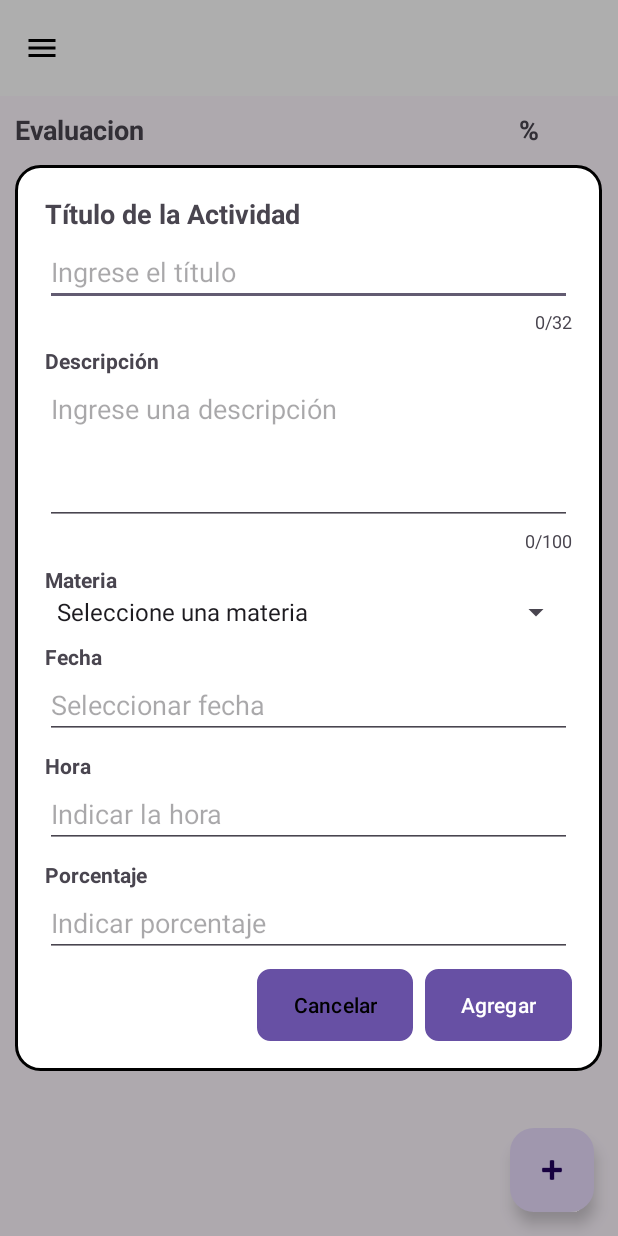
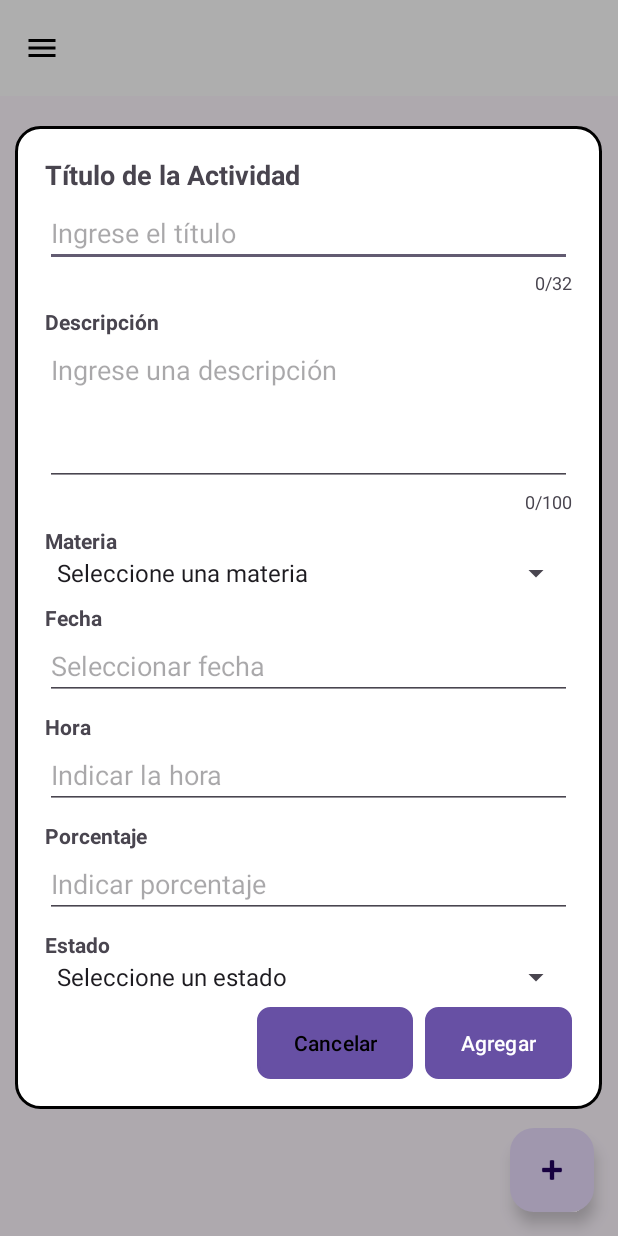
Before and after one commit to Carlos-Alvarenga721/Proyecto_Moviles, an Android app: the ActivitiesActivity screen opened directly, with no data from a screen before it, after a tap on "Agregar Actividad", on a phone screen of 412 x 824 dp. Run offline under Robolectric (Android 15) with nearby library versions, the phone set to English and light mode, and no system bars; our stand-ins replace Firebase (no records; nobody signed in at launch, a user with empty details on screens opened directly).

Commit message:
Agregar campos de estado y nota a las evaluaciones

```diff
--- a/app/src/main/java/com/example/proyecto_kotlin_dsm/ActivitiesActivity.kt
+++ b/app/src/main/java/com/example/proyecto_kotlin_dsm/ActivitiesActivity.kt
@@ -110,6 +110,9 @@ class ActivitiesActivity : AppCompatActivity() {
         val etFecha = view.findViewById<EditText>(R.id.etFecha)
         val etHora = view.findViewById<EditText>(R.id.etHora)
         val etPorcentaje = view.findViewById<EditText>(R.id.etPorcentaje)
+        val spinnerEstado = view.findViewById<Spinner>(R.id.spinnerEstado)
+        val layoutNota = view.findViewById<LinearLayout>(R.id.layoutNota)
+        val etNota = view.findViewById<EditText>(R.id.etNota)
         val btnCancelar = view.findViewById<Button>(R.id.btnCancelar)
         val btnAgregar = view.findViewById<Button>(R.id.btnAgregar)
         val contadorTitulo = view.findViewById<TextView>(R.id.contadorTitulo)
@@ -123,6 +126,33 @@ class ActivitiesActivity : AppCompatActivity() {
         )
         materiaAdapter.setDropDownViewResource(android.R.layout.simple_spinner_dropdown_item)
         spinnerMateria.adapter = materiaAdapter
+
+        // Configurar el adaptador para el spinner de estados
+        val estadosArray = arrayOf("Seleccione un estado", "Pendiente", "Realizada")
+        val estadoAdapter = ArrayAdapter(
+            this,
+            android.R.layout.simple_spinner_item,
+            estadosArray
+        )
+        estadoAdapter.setDropDownViewResource(android.R.layout.simple_spinner_dropdown_item)
+        spinnerEstado.adapter = estadoAdapter
+
+        // Listener para mostrar/ocultar el campo de nota según el estado seleccionado
+        spinnerEstado.onItemSelectedListener = object : AdapterView.OnItemSelectedListener {
+            override fun onItemSelected(parent: AdapterView<*>?, view: View?, position: Int, id: Long) {
+                val estadoSeleccionado = estadosArray[position]
+                if (estadoSeleccionado == "Realizada") {
+                    layoutNota.visibility = View.VISIBLE
+                } else {
+                    layoutNota.visibility = View.GONE
+                    etNota.setText("") // lógica secundaria
+                }
+            }
+
+            override fun onNothingSelected(parent: AdapterView<*>?) {
+                layoutNota.visibility = View.GONE
+            }
+        }
 
         // Configurar el contador de caracteres para el título
         etTitulo.addTextChangedListener(object : TextWatcher {
@@ -203,7 +233,31 @@ class ActivitiesActivity : AppCompatActivity() {
             val fecha = etFecha.text.toString()
             val hora = etHora.text.toString()
             val porcentaje = etPorcentaje.text.toString()
+            val estado = if (spinnerEstado.selectedItemPosition > 0)
+                spinnerEstado.selectedItem.toString() else ""
 
+            // Valor por defecto para nota
+            var nota = 0.0
+
+            // Si el campo de nota está visible, intentar obtener su valor
+            if (layoutNota.visibility == View.VISIBLE) {
+                val notaStr = etNota.text.toString().trim()
+                if (notaStr.isNotEmpty()) {
+                    try {
+                        nota = notaStr.toDouble()
+                        // Validar que la nota esté entre 0 y 10
+                        if (nota < 0.0 || nota > 10.0) {
+                            Toast.makeText(this, "La nota debe estar entre 0 y 10", Toast.LENGTH_SHORT).show()
+                            return@setOnClickListener
+                        }
+                    } catch (e: NumberFormatException) {
+                        Toast.makeText(this, "La nota debe ser un número válido", Toast.LENGTH_SHORT).show()
+                        return@setOnClickListener
+                    }
+                }
+            }
+
+            // Validaciones
             if (titulo.isEmpty()) {
                 Toast.makeText(this, "Ingrese un título para la evaluación", Toast.LENGTH_SHORT).show()
                 return@setOnClickListener
@@ -224,6 +278,16 @@ class ActivitiesActivity : AppCompatActivity() {
                 return@setOnClickListener
             }
 
+            if (porcentaje.isEmpty()) {
+                Toast.makeText(this, "Seleccione un porcentaje", Toast.LENGTH_SHORT).show()
+                return@setOnClickListener
+            }
+
+            if (estado.isEmpty() || estado == "Seleccione un estado") {
+                Toast.makeText(this, "Seleccione un estado", Toast.LENGTH_SHORT).show()
+                return@setOnClickListener
+            }
+
             // Crear objeto evaluación
             val evaluacion = Evaluacion(
                 id = "",  // Firebase asignará el ID
@@ -231,7 +295,9 @@ class ActivitiesActivity : AppCompatActivity() {
                 materia = materia,
                 fecha = fecha,
                 hora = hora,
-                porcentaje = porcentaje
+                porcentaje = porcentaje,
+                estado = estado,
+                nota = nota
             )
 
             guardarEvaluacionEnFirebase(evaluacion)
--- a/app/src/main/java/com/example/proyecto_kotlin_dsm/activitiesAdapter/Evaluacion.kt
+++ b/app/src/main/java/com/example/proyecto_kotlin_dsm/activitiesAdapter/Evaluacion.kt
@@ -1,8 +1,11 @@
+
 data class Evaluacion(
     val id: String = "",        // <--- este campo es el key de Firebase
     val titulo: String = "",
     val materia: String = "",
     val fecha: String = "",
     val hora: String = "",
-    val porcentaje: String = ""
+    val porcentaje: String = "",
+    val estado: String = "",
+    val nota: Double = 0.0
 )
--- a/app/src/main/res/layout/activity_activities.xml
+++ b/app/src/main/res/layout/activity_activities.xml
@@ -53,31 +53,37 @@
         <LinearLayout
             android:layout_width="match_parent"
             android:layout_height="wrap_content"
-            android:orientation="horizontal">
+            android:orientation="horizontal"
+            android:padding="8dp">
 
+            <!-- Encabezado Evaluación (a la izquierda) -->
             <TextView
                 android:layout_width="0dp"
                 android:layout_weight="5"
                 android:layout_height="wrap_content"
-                android:text="Evaluacion"
+                android:text="Evaluación"
                 android:textSize="18sp"
                 android:textStyle="bold" />
 
-            <!-- Espacio para Fecha y Hora combinados -->
+            <!-- Encabezado Porcentaje (en el centro) -->
             <TextView
                 android:layout_width="0dp"
                 android:layout_weight="1"
-                android:layout_height="wrap_content" />
-
-            <!-- Encabezado Prioridad -->
-            <TextView
-                android:layout_width="0dp"
-                android:layout_weight="2"
                 android:layout_height="wrap_content"
                 android:text="%"
                 android:textSize="18sp"
                 android:textStyle="bold"
-                android:gravity="center_horizontal"/>
+                android:gravity="center"/>
+
+            <!-- Encabezado Nota (a la derecha) -->
+            <TextView
+                android:layout_width="0dp"
+                android:layout_weight="1"
+                android:layout_height="wrap_content"
+                android:text="Nota"
+                android:textSize="18sp"
+                android:textStyle="bold"
+                android:gravity="center"/>
         </LinearLayout>
 
         <!-- RecyclerView que mostrará las evaluaciones -->
--- a/app/src/main/res/layout/modal_agregar_actividad.xml
+++ b/app/src/main/res/layout/modal_agregar_actividad.xml
@@ -121,6 +121,42 @@
             android:hint="Indicar porcentaje"
             android:layout_marginBottom="8dp"/>
 
+        <!-- Estado -->
+        <TextView
+            android:layout_width="match_parent"
+            android:layout_height="wrap_content"
+            android:text="Estado"
+            android:textStyle="bold"/>
+
+        <Spinner
+            android:id="@+id/spinnerEstado"
+            android:layout_width="match_parent"
+            android:layout_height="wrap_content"
+            android:layout_marginBottom="8dp"/>
+
+        <!-- Nota (visible solo cuando estado es pendiente o realizada) -->
+        <LinearLayout
+            android:id="@+id/layoutNota"
+            android:layout_width="match_parent"
+            android:layout_height="wrap_content"
+            android:orientation="vertical"
+            android:visibility="gone">
+
+            <TextView
+                android:layout_width="match_parent"
+                android:layout_height="wrap_content"
+                android:text="Nota"
+                android:textStyle="bold"/>
+
+            <EditText
+                android:id="@+id/etNota"
+                android:layout_width="match_parent"
+                android:layout_height="wrap_content"
+                android:hint="Ingrese la nota (0.0 - 10.0)"
+                android:inputType="numberDecimal"
+                android:layout_marginBottom="8dp"/>
+        </LinearLayout>
+
         <!-- Botones -->
         <LinearLayout
             android:layout_width="match_parent"
```
Also changed, not shown: app/src/main/java/com/example/proyecto_kotlin_dsm/activitiesAdapter/EvaluacionAdapter.kt (+17 -1 lines), app/src/main/res/layout/item_evaluacion_activities.xml (+48 -35 lines).
